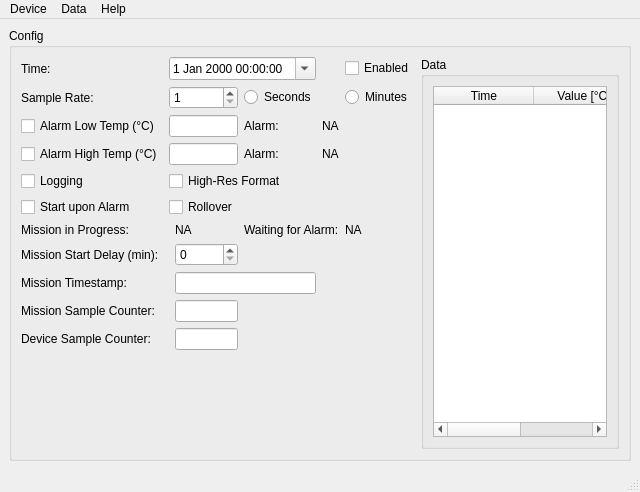
Above: gui/main.ui from kkoop/qibutton before the change. Below: the same form after it.
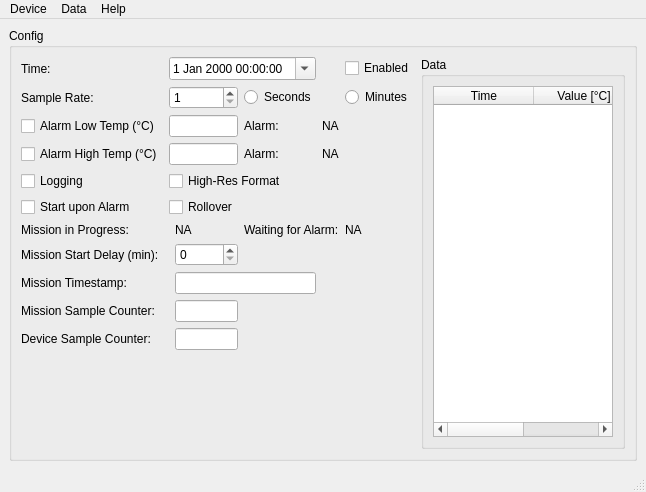
That is the form after the change.

Commit message: gnuplot date locale

```diff
--- a/gui/main.ui
+++ b/gui/main.ui
@@ -6,7 +6,7 @@
    <rect>
     <x>0</x>
     <y>0</y>
-    <width>640</width>
+    <width>646</width>
     <height>492</height>
    </rect>
   </property>
@@ -53,6 +53,15 @@
          <layout class="QHBoxLayout" name="horizontalLayout_2">
           <item>
            <widget class="QTableWidget" name="dataTable">
+            <attribute name="horizontalHeaderDefaultSectionSize">
+             <number>100</number>
+            </attribute>
+            <attribute name="horizontalHeaderMinimumSectionSize">
+             <number>60</number>
+            </attribute>
+            <attribute name="verticalHeaderMinimumSectionSize">
+             <number>30</number>
+            </attribute>
             <column>
              <property name="text">
               <string>Time</string>
@@ -282,8 +291,8 @@
     <rect>
      <x>0</x>
      <y>0</y>
-     <width>640</width>
-     <height>20</height>
+     <width>646</width>
+     <height>21</height>
     </rect>
    </property>
    <widget class="QMenu" name="menuDevice">
```
The commit also changes 2 other files.
